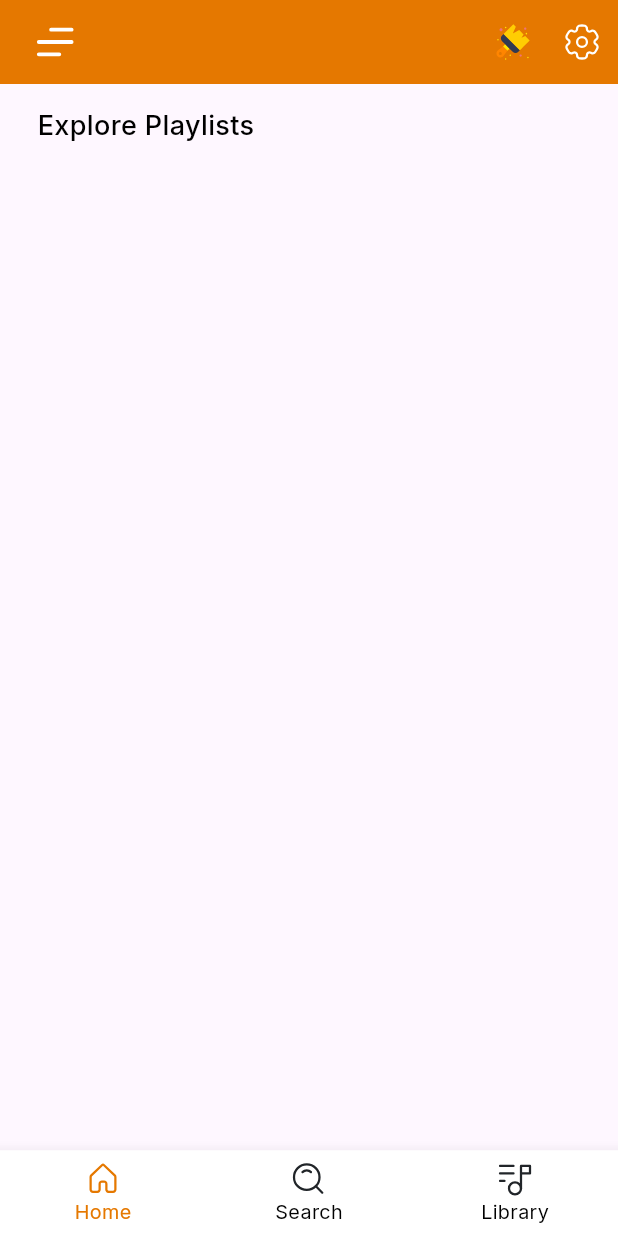
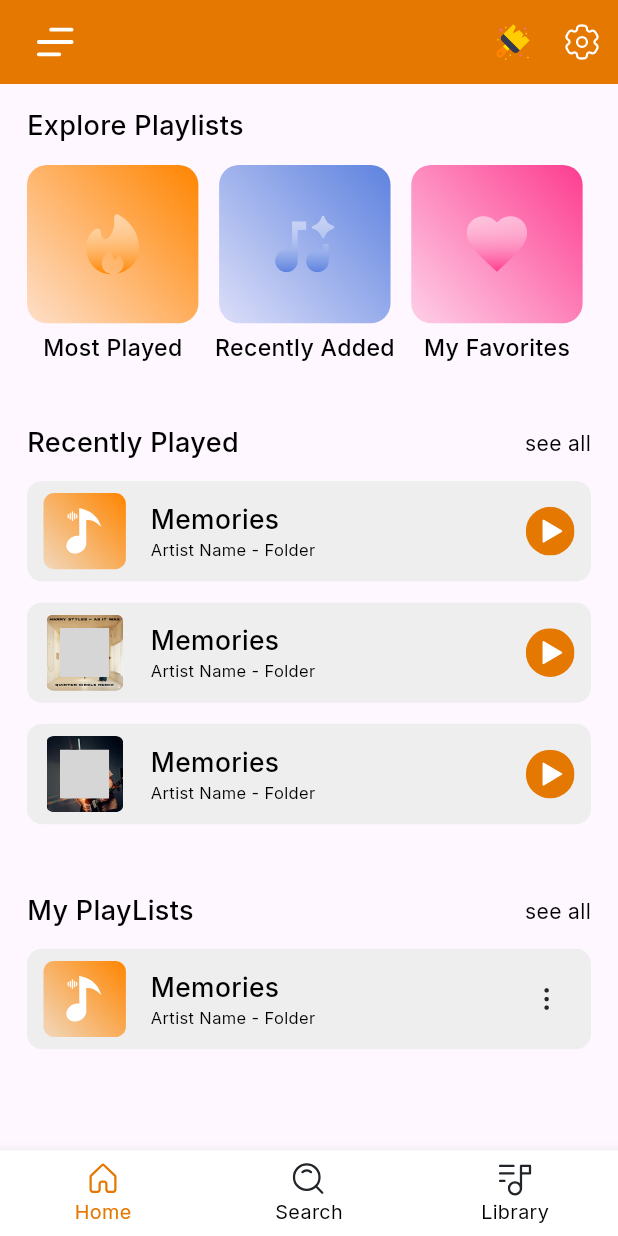
Before and after one commit to shubh8469-tech/music_player, a Flutter app: the screen it shows after launch, on a phone screen of 412 x 824 dp. Run offline on Flutter 3.47's test engine with Material 3 defaults, Android fonts, the phone set to English and light mode, and no system bars; our stand-ins replace bloc, flutter_bloc, flutter_screenutil, flutter_svg; grey boxes are pictures that could not be loaded.

Commit message:
List Tile added Gradient card added Home Screen added.

```diff
--- /dev/null
+++ b/lib/commonWidgets/MusicListTile.dart
@@ -0,0 +1,151 @@
+import 'package:flutter/material.dart';
+import 'package:flutter_screenutil/flutter_screenutil.dart';
+import 'package:flutter_svg/flutter_svg.dart'; // assuming you already made GradientCard
+import 'gradientCard.dart';
+import 'textWidget.dart';
+import '../themes/font.dart';
+
+class MusicListTile extends StatelessWidget {
+  final double height;
+  final double borderRadius;
+  final Color backgroundColor;
+
+  final double padding;
+  final double spacing;
+
+  // Left Gradient Icon
+  final double cardHeight;
+  final double cardWidth;
+  final double cardRadius;
+  final List<Color> gradientColors;
+  final String cardIconAsset;
+  final double cardIconSize;
+  final bool isSvgCardIcon;
+
+  // Song Info
+  final String title;
+  final String subtitle;
+  final double titleSize;
+  final double subtitleSize;
+  final FontWeight titleWeight;
+  final FontWeight subtitleWeight;
+
+  // Right Play Icon
+  final String trailingIconAsset;
+  final double trailingIconHeight;
+  final double trailingIconWidth;
+  final double trailingMargin;
+  final bool isSvg;
+
+  final VoidCallback? onTap;
+  final VoidCallback? onPlayTap;
+
+  final double? margin;
+
+  const MusicListTile({
+    super.key,
+    required this.height,
+    required this.borderRadius,
+    required this.backgroundColor,
+    this.padding = 10,
+    this.spacing = 15,
+
+    // Card
+    required this.cardHeight,
+    required this.cardWidth,
+    required this.cardRadius,
+    required this.gradientColors,
+    required this.cardIconAsset,
+    required this.cardIconSize,
+    this.isSvgCardIcon = true,
+
+    // Texts
+    required this.title,
+    required this.subtitle,
+    this.titleSize = 16,
+    this.subtitleSize = 10,
+    this.titleWeight = FontWeight.w500,
+    this.subtitleWeight = FontWeight.w400,
+
+    // Trailing
+    required this.trailingIconAsset,
+    required this.trailingIconHeight,
+    required this.trailingIconWidth,
+    required this.trailingMargin,
+    this.isSvg = true,
+
+    this.onTap,
+    this.onPlayTap,
+
+    this.margin = 5
+  });
+
+  @override
+  Widget build(BuildContext context) {
+    return GestureDetector(
+      onTap: onTap,
+      child: Container(
+        margin: EdgeInsets.symmetric(vertical: margin!),
+        width: double.infinity,
+        height: height,
+        decoration: BoxDecoration(
+          borderRadius: BorderRadius.circular(borderRadius),
+          color: backgroundColor,
+        ),
+        child: Padding(
+          padding: EdgeInsets.symmetric(horizontal: padding.w),
+          child: Row(
+            crossAxisAlignment: CrossAxisAlignment.center,
+            children: [
+              GradientCard(
+                height: cardHeight,
+                width: cardWidth,
+                colors: gradientColors,
+                borderRadius: cardRadius,
+                iconAsset: cardIconAsset,
+                iconSize: cardIconSize,
+                isSvg: isSvgCardIcon,
+                margin: 0,
+              ),
+              SizedBox(width: spacing.w),
+
+              // Title + Subtitle
+              Column(
+                crossAxisAlignment: CrossAxisAlignment.start,
+                mainAxisAlignment: MainAxisAlignment.center,
+                children: [
+                  Texts(
+                    title,
+                    fontSize: titleSize.sp,
+                    fontWeight: titleWeight,
+                    fontFamily: AppFonts.inter,
+                  ),
+                  Texts(
+                    subtitle,
+                    fontSize: subtitleSize.sp,
+                    fontWeight: subtitleWeight,
+                    fontFamily: AppFonts.inter,
+                  ),
+                ],
+              ),
+
+              const Spacer(),
+
+              Container(
+                margin: EdgeInsets.only(right: trailingMargin),
+                child: GestureDetector(
+                  onTap: onPlayTap,
+                  child: SvgPicture.asset(
+                    trailingIconAsset,
+                    height: trailingIconHeight,
+                    width: trailingIconHeight,
+                  )
+                ),
+              )
+            ],
+          ),
+        ),
+      ),
+    );
+  }
+}
--- /dev/null
+++ b/lib/commonWidgets/gradientCard.dart
@@ -0,0 +1,82 @@
+import 'package:flutter/material.dart';
+import 'package:flutter_screenutil/flutter_screenutil.dart';
+import 'package:flutter_svg/flutter_svg.dart';
+import 'package:music_app/commonWidgets/textWidget.dart';
+import 'package:music_app/themes/font.dart';
+
+class GradientCard extends StatelessWidget {
+  final double height;
+  final double width;
+  final List<Color> colors;
+  final double borderRadius;
+  final String iconAsset;
+  final String? title;
+  final double iconSize;
+  final double margin;
+  final bool isSvg;
+  final Color? iconColor;
+  final VoidCallback? onTap;
+
+  GradientCard({
+    super.key,
+    required this.height,
+    required this.width,
+    required this.colors,
+    required this.borderRadius,
+    required this.iconAsset,
+    required this.iconSize,
+    required this.margin,
+    this.isSvg = true,
+    this.iconColor,
+    this.onTap,
+    this.title,
+  });
+
+  @override
+  Widget build(BuildContext context) {
+    return GestureDetector(
+      onTap: onTap,
+      child: Align(
+        alignment: Alignment.center,
+        child: Column(
+          mainAxisSize: MainAxisSize.min,
+          children: [
+            Container(
+              margin: EdgeInsets.only(right: margin),
+              height: height,
+              width: width,
+              decoration: isSvg ? BoxDecoration(
+                gradient: LinearGradient(
+                  colors: colors,
+                  begin: Alignment.bottomLeft,
+                  end: Alignment.topRight,
+                ),
+                borderRadius: BorderRadius.circular(borderRadius),
+              ) : BoxDecoration(
+                  borderRadius: BorderRadius.circular(borderRadius),
+                image: DecorationImage(image: AssetImage(iconAsset), )
+              ),
+              child: Center(
+                child: SvgPicture.asset(
+                  iconAsset,
+                  height: iconSize,
+                  width: iconSize,
+                ),
+              ),
+            ),
+            if (title != null)
+            Container(
+              margin: EdgeInsets.only(right: margin, top: 5.h),
+              child: Texts(
+                title.toString(),
+                fontFamily: AppFonts.inter,
+                fontWeight: AppFontWeights.medium,
+                fontSize: 14.sp,
+              ),
+            )
+          ],
+        ),
+      ),
+    );
+  }
+}
--- a/lib/main.dart
+++ b/lib/main.dart
@@ -12,7 +12,7 @@ void main() {
   runApp(
     ScreenUtilInit(
       // designSize should match your designer's artboard (example below).
-      designSize: const Size(360, 690),
+      designSize: const Size(378, 812),
       minTextAdapt: true, // adapt text for small screens / accessibility
       splitScreenMode: true, // support split screen
       builder: (context, child) {
--- a/lib/screens/tabs/home/homeScreen.dart
+++ b/lib/screens/tabs/home/homeScreen.dart
@@ -1,7 +1,13 @@
 import 'package:flutter/material.dart';
+import 'package:flutter_screenutil/flutter_screenutil.dart';
+import 'package:flutter_svg/flutter_svg.dart';
+import 'package:music_app/themes/color.dart';
 import 'package:music_app/themes/font.dart';
 
+import '../../../commonWidgets/MusicListTile.dart';
+import '../../../commonWidgets/gradientCard.dart';
 import '../../../commonWidgets/textWidget.dart';
+import '../../../generated/assets.dart';
 
 class Homescreen extends StatefulWidget {
   const Homescreen({super.key});
@@ -11,16 +17,118 @@ class Homescreen extends StatefulWidget {
 }
 
 class _HomescreenState extends State<Homescreen> {
+  List<String> categories = ['Most Played', 'Recently Added', 'My Favorites'];
+
+  List<String> icons = [Assets.svgMostPlayed, Assets.svgRecentlyAdded, Assets.svgFavorites];
+
+  List<String> musicIcons = [Assets.svgMusicIcon, Assets.pngBand, Assets.pngBand2];
+
+  List<Color> colors = [AppColors.mildOrange, AppColors.mildBlue, AppColors.mildPink];
+
   @override
   Widget build(BuildContext context) {
     return Scaffold(
       body: Padding(
-        padding: EdgeInsets.symmetric(horizontal: 25, vertical: 15),
+        padding: EdgeInsets.symmetric(horizontal: 18, vertical: 15),
         child: Column(
+          crossAxisAlignment: CrossAxisAlignment.start,
           children: [
+            Texts('Explore Playlists', fontSize: 18, fontWeight: AppFontWeights.medium, fontFamily: AppFonts.inter),
 
-            Texts('Explore Playlists', fontSize: 18, fontWeight: AppFontWeights.medium, fontFamily: AppFonts.inter,),
+            SizedBox(height: 13),
 
+            SingleChildScrollView(
+              scrollDirection: Axis.horizontal,
+              child: Row(
+                mainAxisAlignment: MainAxisAlignment.spaceEvenly,
+                children: List.generate(3, (index) {
+                  return GradientCard(
+                    height: 104.h,
+                    width: 104.w,
+                    colors: [colors[index].withValues(alpha: 0.21), colors[index]],
+                    borderRadius: 13.r,
+                    iconAsset: icons[index],
+                    iconSize: 40.r,
+                    title: categories[index],
+                    onTap: () {
+                      print("Most Played tapped!");
+                    },
+                    margin: 10.w,
+                  );
+                }),
+              ),
+            ),
+
+            SizedBox(height: 40),
+
+            Row(
+              children: [
+                Texts('Recently Played', fontSize: 18, fontWeight: AppFontWeights.medium, fontFamily: AppFonts.inter),
+                Spacer(),
+                Texts('see all', fontSize: 14, fontWeight: AppFontWeights.regular, fontFamily: AppFonts.inter)
+              ],
+            ),
+
+            SizedBox(height: 5),
+
+            Column(
+              children: List.generate(3, (index) {
+                return MusicListTile(
+                  margin: 7,
+                  height: 66.h,
+                  borderRadius: 10.r,
+                  backgroundColor: Colors.grey.shade200,
+                  cardHeight: 50.h,
+                  cardWidth: 50.w,
+                  cardRadius: 7.r,
+                  gradientColors: [colors[0].withValues(alpha: 0.21), colors[0]],
+                  cardIconAsset: musicIcons[index],
+                  cardIconSize: 32.r,
+                  isSvgCardIcon: musicIcons[index].contains('.svg'),
+                  title: 'Memories',
+                  subtitle: 'Artist Name - Folder',
+                  trailingIconAsset: Assets.svgPlayLogo,
+                  trailingIconHeight: 32.r,
+                  trailingIconWidth: 32.r,
+                  trailingMargin: 0,
+                  onTap: () => print("Tile tapped"),
+                  onPlayTap: () => print("Play tapped"),
+                );
+              },),
+            ),
+
+            SizedBox(height: 38),
+
+            Row(
+              children: [
+                Texts('My PlayLists', fontSize: 18, fontWeight: AppFontWeights.medium, fontFamily: AppFonts.inter),
+                Spacer(),
+                Texts('see all', fontSize: 14, fontWeight: AppFontWeights.regular, fontFamily: AppFonts.inter)
+              ],
+            ),
+
+            SizedBox(height: 5),
+
+            MusicListTile(
+              margin: 7,
+              height: 66.h,
+              borderRadius: 10.r,
+              backgroundColor: Colors.grey.shade200,
+              cardHeight: 50.h,
+              cardWidth: 50.w,
+              cardRadius: 7.r,
+              gradientColors: [colors[0].withValues(alpha: 0.21), colors[0]],
+              cardIconAsset: Assets.svgMusicIcon,
+              cardIconSize: 32.r,
+              title: 'Memories',
+              subtitle: 'Artist Name - Folder',
+              trailingIconAsset: Assets.svgMenuIcon,
+              trailingIconHeight: 15.h,
+              trailingIconWidth: 3.w,
+              trailingMargin: 10.w,
+              onTap: () => print("Tile tapped"),
+              onPlayTap: () => print("Play tapped"),
+            )
           ],
         ),
       ),
--- a/lib/themes/color.dart
+++ b/lib/themes/color.dart
@@ -2,6 +2,9 @@ import 'package:flutter/material.dart';
 
 class AppColors {
   static const Color primaryOrange = Color(0xFFE57800);
+  static const Color mildOrange = Color(0xFFFF8500);
+  static const Color mildBlue = Color(0xFF5D82DF);
+  static const Color mildPink = Color(0xFFFD3D90);
   static const Color white = Color(0xFFFFFFFF);
   static const Color black = Color(0xFF000000);
 
```
Also changed, not shown: assets/png/band.png (added), assets/png/band2.png (added), assets/svg/menuIcon.svg (added), assets/svg/musicIcon.svg (added), assets/svg/playLogo.svg (added), lib/generated/assets.dart.
